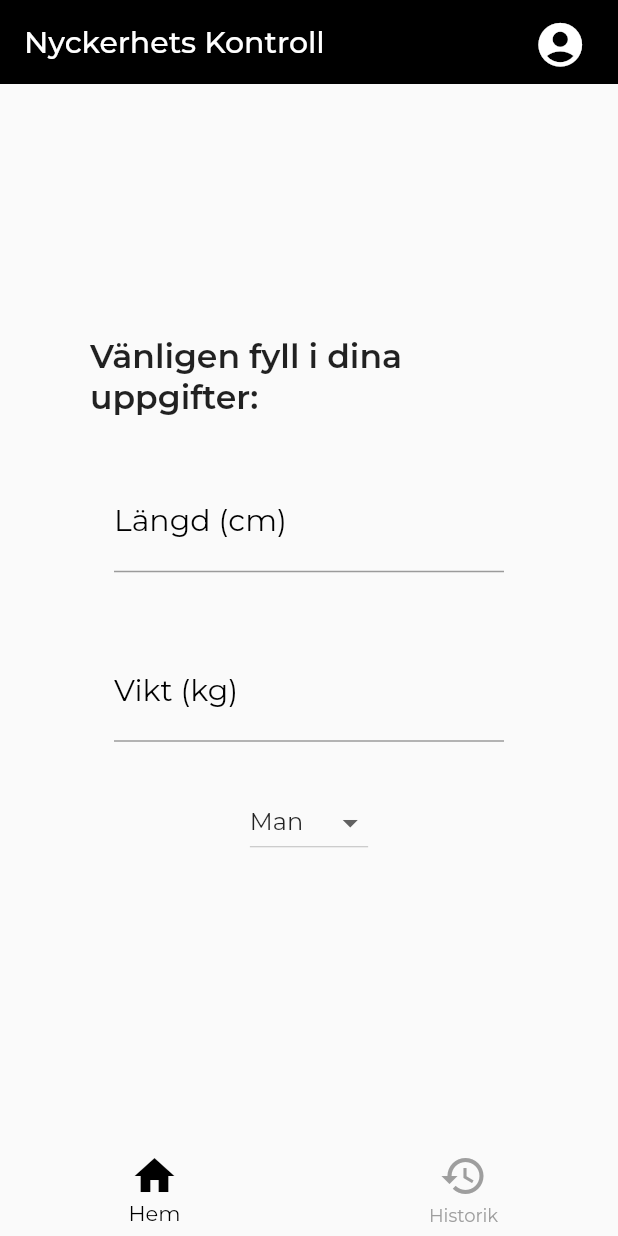
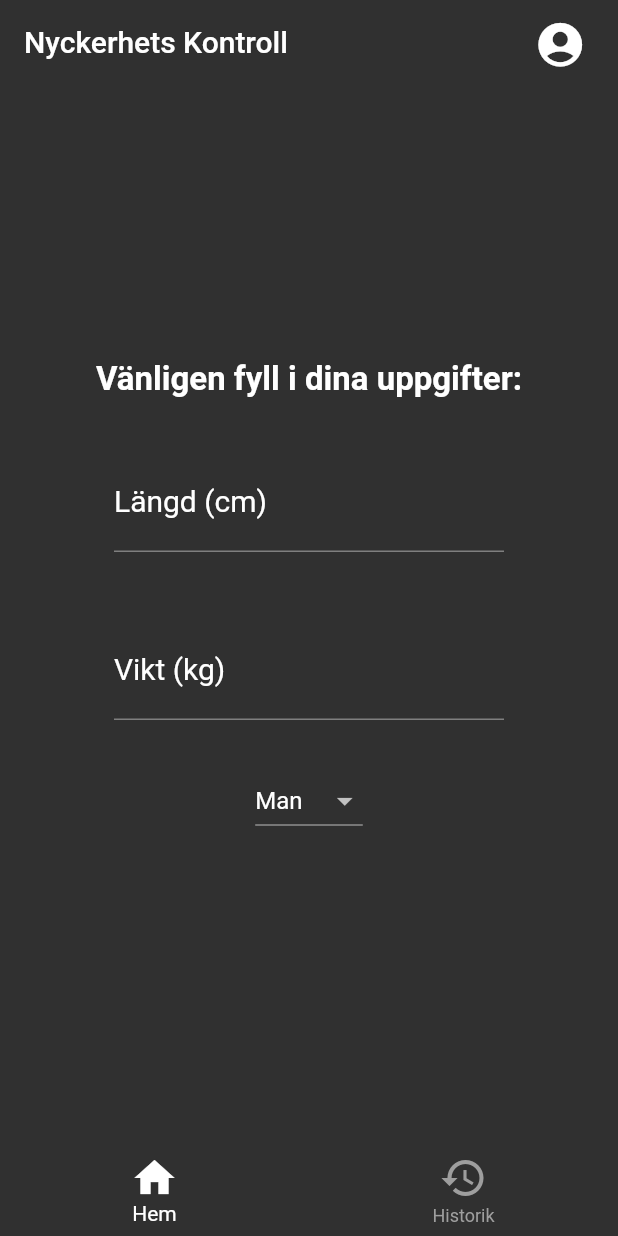
Before and after one commit to Rasmus3liasson/alcohol_check, a Flutter app: the screen it shows after launch, on a phone screen of 412 x 824 dp. Run offline on Flutter 3.47's test engine with Material 2 defaults, Android fonts, the phone set to English and light mode, and no system bars; our stand-ins replace google_fonts.

Commit message:
some style changes

```diff
--- a/lib/main.dart
+++ b/lib/main.dart
@@ -28,6 +28,8 @@ class _MyAppState extends State<MyApp> {
       title: 'User Information',
       debugShowCheckedModeBanner: false,
       home: MyHomePage(),
+      darkTheme: ThemeData(brightness: Brightness.dark),
+      themeMode: ThemeMode.dark,
       theme: ThemeData(
         textTheme: GoogleFonts.montserratTextTheme(
           Theme.of(context).textTheme,
@@ -84,7 +86,7 @@ class _MyHomePageState extends State<MyHomePage> {
                 Flexible(
                   child: TextField(
                     keyboardType: TextInputType.number,
-                      cursorColor: AppColor.blackColor,
+                    cursorColor: AppColor.whiteColor,
                     onChanged: (value) {
                       setState(() {
                         int? parsedHeight = int.tryParse(value);
@@ -95,10 +97,9 @@ class _MyHomePageState extends State<MyHomePage> {
                     },
                     decoration: InputDecoration(
                         focusedBorder: UnderlineInputBorder(
-                              borderSide:
-                                  BorderSide(color: AppColor.blackColor)),
+                            borderSide: BorderSide(color: AppColor.whiteColor)),
                         labelText: 'Längd (cm)',
-                          labelStyle: TextStyle(color: AppColor.blackColor)),
+                        labelStyle: TextStyle(color: AppColor.whiteColor)),
                     style: TextStyle(
                       fontSize: 20.0,
                     ),
@@ -121,7 +122,7 @@ class _MyHomePageState extends State<MyHomePage> {
                 Flexible(
                   child: TextField(
                     keyboardType: TextInputType.number,
-                      cursorColor: AppColor.blackColor,
+                    cursorColor: AppColor.whiteColor,
                     onChanged: (value) {
                       setState(() {
                         int? parsedWeight = int.tryParse(value);
@@ -132,10 +133,10 @@ class _MyHomePageState extends State<MyHomePage> {
                     },
                     decoration: InputDecoration(
                         labelText: 'Vikt (kg)',
-                          labelStyle: TextStyle(color: AppColor.blackColor),
+                        labelStyle: TextStyle(color: AppColor.whiteColor),
                         focusedBorder: UnderlineInputBorder(
                             borderSide:
-                                  BorderSide(color: AppColor.blackColor))),
+                                BorderSide(color: AppColor.whiteColor))),
                     style: TextStyle(
                       fontSize: 20.0,
                     ),
--- a/lib/pages/consumtion/consumtion.dart
+++ b/lib/pages/consumtion/consumtion.dart
@@ -151,8 +151,8 @@ class _ConsumtionState extends State<Consumtion> {
                   });
                 },
                 child: !isVisible
-                    ? const Icon(Icons.add_sharp)
-                    : const Icon(Icons.close),
+                    ? const Icon(Icons.add_sharp,color: AppColor.whiteColor,)
+                    : const Icon(Icons.close,color: AppColor.whiteColor,),
               ),
             ),
           ],
--- a/lib/pages/consumtion_time/consumtion_time.dart
+++ b/lib/pages/consumtion_time/consumtion_time.dart
@@ -163,7 +163,7 @@ class _ConsumtionTimeState extends State<ConsumtionTime> {
             ),
             if (isLoading)
               Container(
-                color: AppColor.blackColor.withOpacity(0.9),
+                color: AppColor.blackColor.withOpacity(0.5),
                 child: const Center(
                   child: CircularProgressIndicator(),
                 ),
--- a/lib/utils/functions/components/appbar.dart
+++ b/lib/utils/functions/components/appbar.dart
@@ -13,7 +13,7 @@ class CustomAppBar extends StatelessWidget implements PreferredSizeWidget {
   Widget build(BuildContext context) {
     return AppBar(
       title: const Text("Nyckerhets Kontroll"),
-      backgroundColor: AppColor.blackColor,
+      backgroundColor: Colors.transparent,
       elevation: 0.0,
       leading: showArrow
           ? IconButton(
--- a/lib/utils/functions/components/bottom_navigationbar.dart
+++ b/lib/utils/functions/components/bottom_navigationbar.dart
@@ -39,10 +39,10 @@ class _CustomBottomNavigationBarState extends State<CustomBottomNavigationBar>
       },
       child: Stack(
         children: <Widget>[
-          if(!isDrawerVisible)
+          if (!isDrawerVisible)
             BottomNavigationBar(
               backgroundColor: Colors.transparent,
-            selectedItemColor: AppColor.blackColor,
+              selectedItemColor: AppColor.whiteColor,
               unselectedItemColor: AppColor.greyColor,
               currentIndex: index,
               elevation: 0,
@@ -57,7 +57,7 @@ class _CustomBottomNavigationBarState extends State<CustomBottomNavigationBar>
                   );
                 } else {
                   setState(() {
-                  isDrawerVisible = true;
+                    isDrawerVisible = !isDrawerVisible;
                     animationController.forward();
                   });
                 }
```
Also changed, not shown: lib/pages/consumtion/choosen_consumtion.dart (+10 -12 lines). Lines whose indentation alone changed are shown as unchanged.
